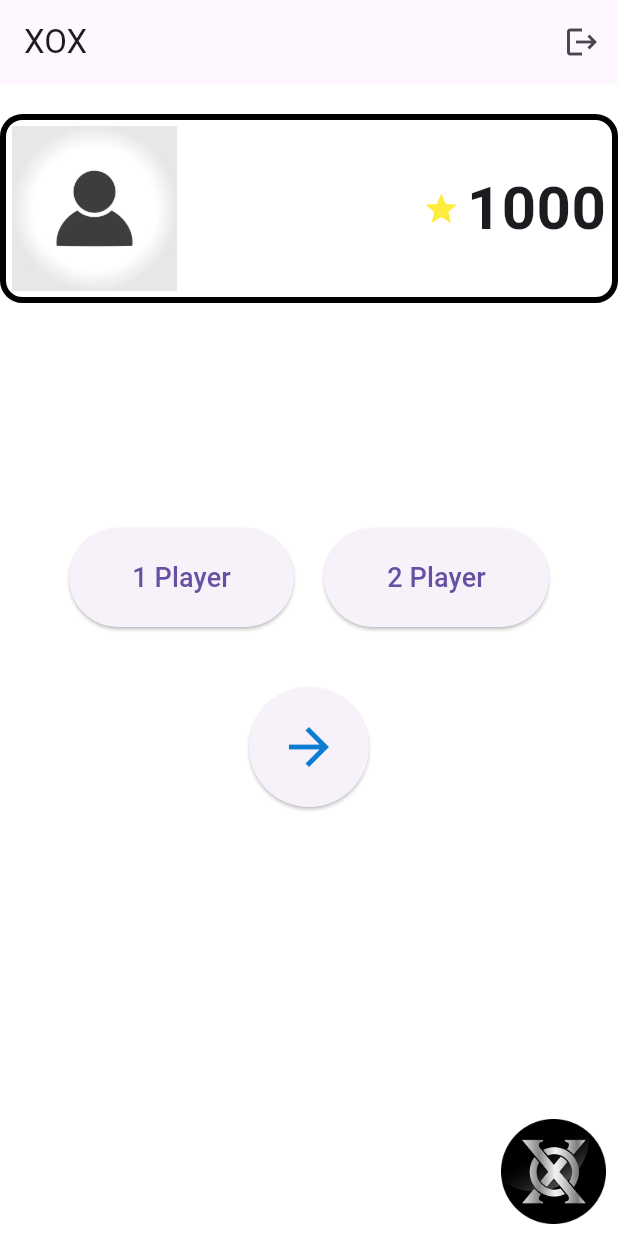
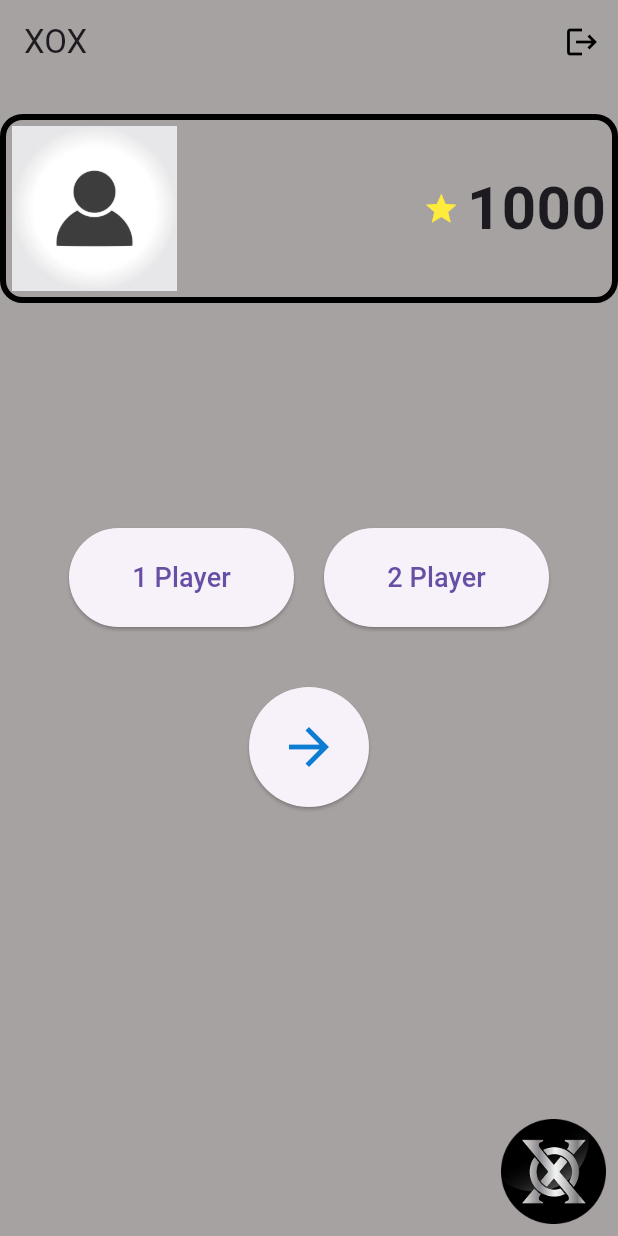
Before and after one commit to RCburak/TicTacToe, a Flutter app: the screen it shows after launch, on a phone screen of 412 x 824 dp. Run offline on Flutter 3.47's test engine with Material 3 defaults, Android fonts, the phone set to English and light mode, and no system bars; our stand-ins replace cloud_firestore, firebase_auth, firebase_core, fluttertoast; accounts and stored records are empty.

Commit message:
mainpage  güncel

```diff
--- a/lib/mainpage.dart
+++ b/lib/mainpage.dart
@@ -34,11 +34,13 @@ class mainpageScreen extends StatelessWidget {
     return Scaffold(
       appBar: AppBar(
         title: const Text('XOX'),
+        backgroundColor: const Color.fromARGB(255, 167, 162, 162),
         actions: <Widget>[
           IconButton(
             icon: const Icon(Icons.logout),
+            color: const Color.fromARGB(255, 0, 0, 0),
             onPressed: () {
-              // Çıkış işlemleri
+              // Çıkış
               Navigator.pushReplacement(
                 context,
                 MaterialPageRoute(builder: (context) => const HomePage()),
@@ -47,7 +49,7 @@ class mainpageScreen extends StatelessWidget {
           ),
         ],
       ),
-      backgroundColor: Colors.white,
+      backgroundColor: const Color.fromARGB(255, 167, 162, 162),
       body: Column(
         mainAxisAlignment: MainAxisAlignment.start,
         children: <Widget>[
@@ -85,7 +87,7 @@ class mainpageScreen extends StatelessWidget {
                           Text(
                             '1000', // Buraya kullanıcının kazandığı puanları dinamik olarak ekleyebilirsiniz
                             style: TextStyle(
-                              fontSize: 40.0, // Yazı boyutunu 24'e ayarladık
+                              fontSize: 40.0,
                               fontWeight: FontWeight.bold,
                             ),
                           ),
@@ -116,8 +118,7 @@ class mainpageScreen extends StatelessWidget {
                 ),
                 child: const Text(
                   '1 Player',
-                  style:
-                      TextStyle(fontSize: 18.0), // Yazı boyutunu 18'e ayarladık
+                  style: TextStyle(fontSize: 18.0),
                 ),
               ),
               const SizedBox(width: 20),
@@ -136,8 +137,7 @@ class mainpageScreen extends StatelessWidget {
                 ),
                 child: const Text(
                   '2 Player',
-                  style:
-                      TextStyle(fontSize: 18.0), // Yazı boyutunu 18'e ayarladık
+                  style: TextStyle(fontSize: 18.0),
                 ),
               ),
             ],
```
